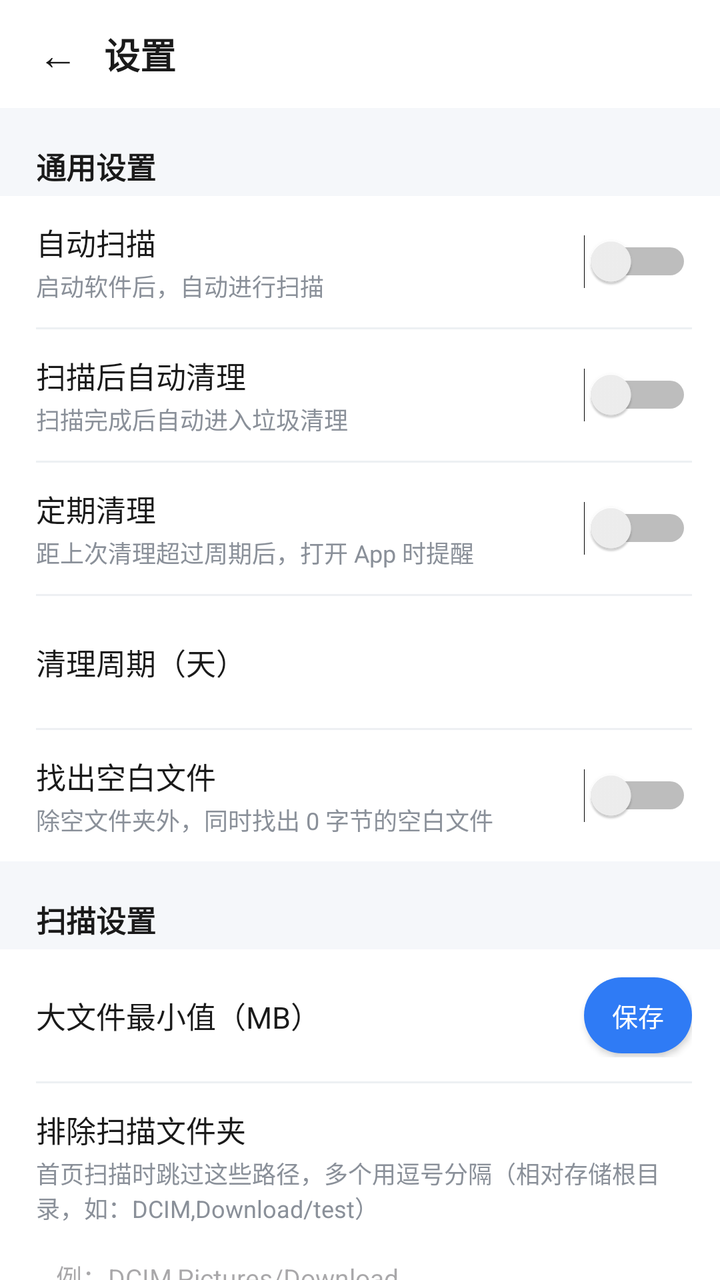
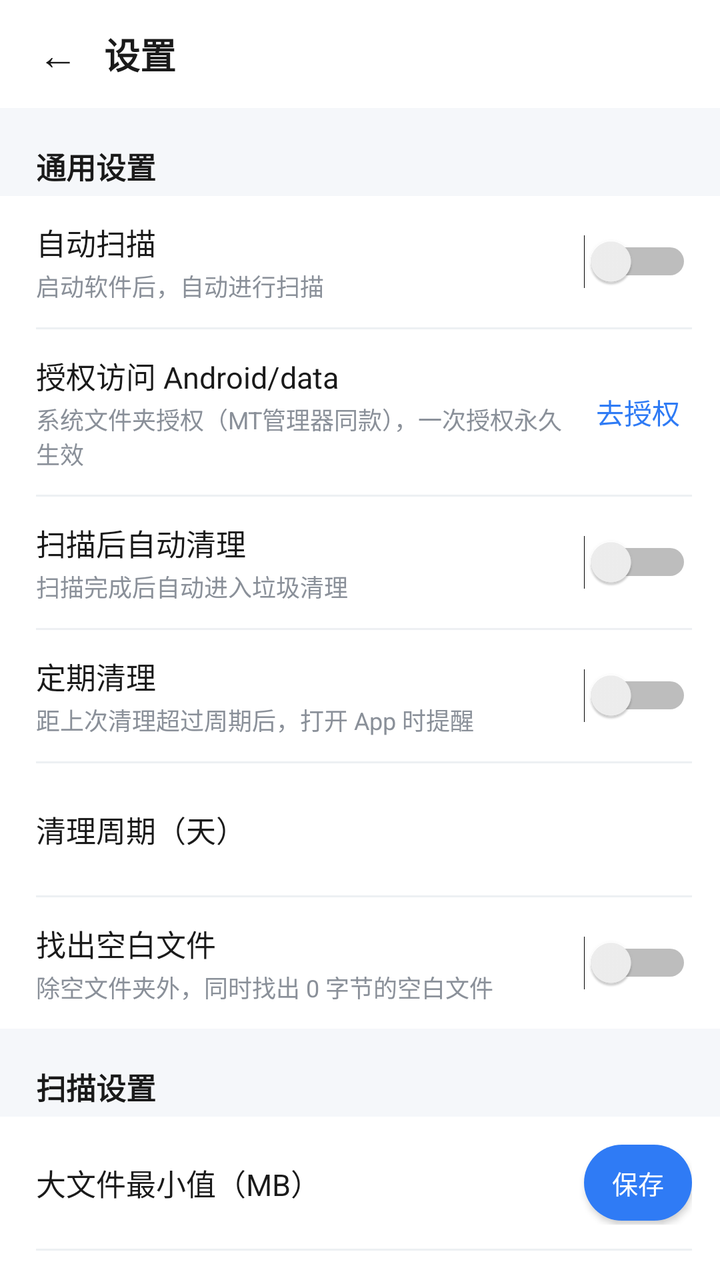

An Android layout rendered at two revisions. The XML below is the earlier revision; the diff shows what the commit changed to produce the second picture.
<!-- AndroidManifest.xml: application theme Theme.Clean -->
<!-- res/layout/activity_settings.xml -->
<?xml version="1.0" encoding="utf-8"?>
<LinearLayout xmlns:android="http://schemas.android.com/apk/res/android"
    android:layout_width="match_parent"
    android:layout_height="match_parent"
    android:orientation="vertical"
    android:fitsSystemWindows="true"
    android:background="@color/bg">

    
    <LinearLayout
        android:layout_width="match_parent"
        android:layout_height="54dp"
        android:orientation="horizontal"
        android:gravity="center_vertical"
        android:background="@color/card"
        android:paddingStart="6dp"
        android:paddingEnd="12dp">

        <TextView
            android:id="@+id/btnBack"
            android:layout_width="46dp"
            android:layout_height="46dp"
            android:gravity="center"
            android:text="←"
            android:textSize="20sp"
            android:textColor="@color/text_main" />

        <TextView
            android:layout_width="wrap_content"
            android:layout_height="wrap_content"
            android:text="设置"
            style="@style/TextTitle" />
    </LinearLayout>

    <ScrollView
        android:layout_width="match_parent"
        android:layout_height="match_parent"
        android:scrollbars="none">

        <LinearLayout
            android:layout_width="match_parent"
            android:layout_height="wrap_content"
            android:orientation="vertical"
            android:paddingBottom="32dp">

            
            <TextView
                android:layout_width="wrap_content"
                android:layout_height="wrap_content"
                android:layout_marginStart="18dp"
                android:layout_marginTop="18dp"
                android:layout_marginBottom="4dp"
                android:text="通用设置"
                style="@style/TextSection" />

            <LinearLayout
                android:layout_width="match_parent"
                android:layout_height="wrap_content"
                android:orientation="vertical"
                android:background="@color/card"
                android:paddingStart="18dp"
                android:paddingEnd="14dp">

                <LinearLayout
                    android:layout_width="match_parent"
                    android:layout_height="wrap_content"
                    android:orientation="horizontal"
                    android:gravity="center_vertical"
                    android:paddingTop="12dp"
                    android:paddingBottom="12dp">

                    <LinearLayout
                        android:layout_width="0dp"
                        android:layout_height="wrap_content"
                        android:layout_weight="1"
                        android:orientation="vertical">

                        <TextView
                            android:layout_width="wrap_content"
                            android:layout_height="wrap_content"
                            android:text="自动扫描"
                            android:textSize="15sp"
                            android:textColor="@color/text_main" />

                        <TextView
                            android:layout_width="wrap_content"
                            android:layout_height="wrap_content"
                            android:layout_marginTop="2dp"
                            android:text="启动软件后，自动进行扫描"
                            android:textSize="12sp"
                            android:textColor="@color/text_secondary" />
                    </LinearLayout>

                    <Switch
                        android:id="@+id/swAutoScan"
                        android:layout_width="wrap_content"
                        android:layout_height="wrap_content" />
                </LinearLayout>

                <View
                    android:layout_width="match_parent"
                    android:layout_height="1dp"
                    android:background="@color/divider" />

                <LinearLayout
                    android:layout_width="match_parent"
                    android:layout_height="wrap_content"
                    android:orientation="horizontal"
                    android:gravity="center_vertical"
                    android:paddingTop="12dp"
                    android:paddingBottom="12dp">

                    <LinearLayout
                        android:layout_width="0dp"
                        android:layout_height="wrap_content"
                        android:layout_weight="1"
                        android:orientation="vertical">

                        <TextView
                            android:layout_width="wrap_content"
                            android:layout_height="wrap_content"
                            android:text="扫描后自动清理"
                            android:textSize="15sp"
                            android:textColor="@color/text_main" />

                        <TextView
                            android:layout_width="wrap_content"
                            android:layout_height="wrap_content"
                            android:layout_marginTop="2dp"
                            android:text="扫描完成后自动进入垃圾清理"
                            android:textSize="12sp"
                            android:textColor="@color/text_secondary" />
                    </LinearLayout>

                    <Switch
                        android:id="@+id/swAutoClean"
                        android:layout_width="wrap_content"
                        android:layout_height="wrap_content" />
                </LinearLayout>

                <View
                    android:layout_width="match_parent"
                    android:layout_height="1dp"
                    android:background="@color/divider" />

                <LinearLayout
                    android:layout_width="match_parent"
                    android:layout_height="wrap_content"
                    android:orientation="horizontal"
                    android:gravity="center_vertical"
                    android:paddingTop="12dp"
                    android:paddingBottom="12dp">

                    <LinearLayout
                        android:layout_width="0dp"
                        android:layout_height="wrap_content"
                        android:layout_weight="1"
                        android:orientation="vertical">

                        <TextView
                            android:layout_width="wrap_content"
                            android:layout_height="wrap_content"
                            android:text="定期清理"
                            android:textSize="15sp"
                            android:textColor="@color/text_main" />

                        <TextView
                            android:layout_width="wrap_content"
                            android:layout_height="wrap_content"
                            android:layout_marginTop="2dp"
                            android:text="距上次清理超过周期后，打开 App 时提醒"
                            android:textSize="12sp"
                            android:textColor="@color/text_secondary" />
                    </LinearLayout>

                    <Switch
                        android:id="@+id/swPeriodic"
                        android:layout_width="wrap_content"
                        android:layout_height="wrap_content" />
                </LinearLayout>

                <View
                    android:layout_width="match_parent"
                    android:layout_height="1dp"
                    android:background="@color/divider" />

                <LinearLayout
                    android:layout_width="match_parent"
                    android:layout_height="wrap_content"
                    android:orientation="horizontal"
                    android:gravity="center_vertical"
                    android:paddingTop="12dp"
                    android:paddingBottom="12dp">

                    <TextView
                        android:layout_width="0dp"
                        android:layout_height="wrap_content"
                        android:layout_weight="1"
                        android:text="清理周期（天）"
                        android:textSize="15sp"
                        android:textColor="@color/text_main" />

                    <EditText
                        android:id="@+id/etPeriodicDays"
                        android:layout_width="88dp"
                        android:layout_height="42dp"
                        android:inputType="number"
                        android:gravity="center"
                        android:background="@drawable/bg_edit"
                        android:textSize="15sp"
                        android:textColor="@color/text_main" />
                </LinearLayout>

                <View
                    android:layout_width="match_parent"
                    android:layout_height="1dp"
                    android:background="@color/divider" />

                <LinearLayout
                    android:layout_width="match_parent"
                    android:layout_height="wrap_content"
                    android:orientation="horizontal"
                    android:gravity="center_vertical"
                    android:paddingTop="12dp"
                    android:paddingBottom="12dp">

                    <LinearLayout
                        android:layout_width="0dp"
                        android:layout_height="wrap_content"
                        android:layout_weight="1"
                        android:orientation="vertical">

                        <TextView
                            android:layout_width="wrap_content"
                            android:layout_height="wrap_content"
                            android:text="找出空白文件"
                            android:textSize="15sp"
                            android:textColor="@color/text_main" />

                        <TextView
                            android:layout_width="wrap_content"
                            android:layout_height="wrap_content"
                            android:layout_marginTop="2dp"
                            android:text="除空文件夹外，同时找出 0 字节的空白文件"
                            android:textSize="12sp"
                            android:textColor="@color/text_secondary" />
                    </LinearLayout>

                    <Switch
                        android:id="@+id/swEmptyFiles"
                        android:layout_width="wrap_content"
                        android:layout_height="wrap_content" />
                </LinearLayout>
            </LinearLayout>

            
            <TextView
                android:layout_width="wrap_content"
                android:layout_height="wrap_content"
                android:layout_marginStart="18dp"
                android:layout_marginTop="18dp"
                android:layout_marginBottom="4dp"
                android:text="扫描设置"
                style="@style/TextSection" />

            <LinearLayout
                android:layout_width="match_parent"
                android:layout_height="wrap_content"
                android:orientation="vertical"
                android:background="@color/card"
                android:paddingStart="18dp"
                android:paddingEnd="14dp">

                <LinearLayout
                    android:layout_width="match_parent"
                    android:layout_height="wrap_content"
                    android:orientation="horizontal"
                    android:gravity="center_vertical"
                    android:paddingTop="12dp"
                    android:paddingBottom="12dp">

                    <TextView
                        android:layout_width="0dp"
                        android:layout_height="wrap_content"
                        android:layout_weight="1"
                        android:text="大文件最小值（MB）"
                        android:textSize="15sp"
                        android:textColor="@color/text_main" />

                    <EditText
                        android:id="@+id/etLargeMin"
                        android:layout_width="88dp"
                        android:layout_height="42dp"
                        android:inputType="number"
                        android:gravity="center"
                        android:background="@drawable/bg_edit"
                        android:textSize="15sp"
                        android:textColor="@color/text_main" />

                    <Button
                        android:id="@+id/btnSaveLarge"
                        android:layout_width="wrap_content"
                        android:layout_height="38dp"
                        android:layout_marginStart="10dp"
                        android:background="@drawable/bg_primary_btn"
                        android:text="保存"
                        android:textSize="13sp"
                        android:textColor="@color/white"
                        android:minWidth="0dp"
                        android:paddingStart="14dp"
                        android:paddingEnd="14dp" />
                </LinearLayout>

                <View
                    android:layout_width="match_parent"
                    android:layout_height="1dp"
                    android:background="@color/divider" />

                <LinearLayout
                    android:layout_width="match_parent"
                    android:layout_height="wrap_content"
                    android:orientation="vertical"
                    android:paddingTop="12dp"
                    android:paddingBottom="6dp">

                    <TextView
                        android:layout_width="wrap_content"
                        android:layout_height="wrap_content"
                        android:text="排除扫描文件夹"
                        android:textSize="15sp"
                        android:textColor="@color/text_main" />

                    <TextView
                        android:layout_width="wrap_content"
                        android:layout_height="wrap_content"
                        android:layout_marginTop="2dp"
                        android:text="首页扫描时跳过这些路径，多个用逗号分隔（相对存储根目录，如：DCIM,Download/test）"
                        android:textSize="12sp"
                        android:textColor="@color/text_secondary" />

                    <EditText
                        android:id="@+id/etExclude"
                        android:layout_width="match_parent"
                        android:layout_height="wrap_content"
                        android:layout_marginTop="6dp"
                        android:layout_marginBottom="10dp"
                        android:minHeight="40dp"
                        android:inputType="text"
                        android:background="@drawable/bg_edit"
                        android:padding="10dp"
                        android:textSize="13sp"
                        android:textColor="@color/text_main"
                        android:hint="例：DCIM,Pictures/Download" />
                </LinearLayout>
            </LinearLayout>

            
            <TextView
                android:layout_width="wrap_content"
                android:layout_height="wrap_content"
                android:layout_marginStart="18dp"
                android:layout_marginTop="18dp"
                android:layout_marginBottom="4dp"
                android:text="显示设置"
                style="@style/TextSection" />

            <LinearLayout
                android:layout_width="match_parent"
                android:layout_height="wrap_content"
                android:orientation="vertical"
                android:background="@color/card"
                android:paddingStart="18dp"
                android:paddingEnd="14dp">

                <LinearLayout
                    android:layout_width="match_parent"
                    android:layout_height="wrap_content"
                    android:orientation="horizontal"
                    android:gravity="center_vertical"
                    android:paddingTop="12dp"
                    android:paddingBottom="12dp">

                    <TextView
                        android:layout_width="0dp"
                        android:layout_height="wrap_content"
                        android:layout_weight="1"
                        android:text="深色模式-跟随系统"
                        android:textSize="15sp"
                        android:textColor="@color/text_main" />

                    <Switch
                        android:id="@+id/swDarkFollow"
                        android:layout_width="wrap_content"
                        android:layout_height="wrap_content" />
                </LinearLayout>

                <View
                    android:layout_width="match_parent"
                    android:layout_height="1dp"
                    android:background="@color/divider" />

                <LinearLayout
                    android:layout_width="match_parent"
                    android:layout_height="wrap_content"
                    android:orientation="horizontal"
                    android:gravity="center_vertical"
                    android:paddingTop="12dp"
                    android:paddingBottom="12dp">

                    <LinearLayout
                        android:layout_width="0dp"
                        android:layout_height="wrap_content"
                        android:layout_weight="1"
                        android:orientation="vertical">

                        <TextView
                            android:layout_width="wrap_content"
                            android:layout_height="wrap_content"
                            android:text="屏幕常亮显示"
                            android:textSize="15sp"
                            android:textColor="@color/text_main" />

                        <TextView
                            android:layout_width="wrap_content"
                            android:layout_height="wrap_content"
                            android:layout_marginTop="2dp"
                            android:text="扫描/清理时保持屏幕常亮，避免熄屏变慢"
                            android:textSize="12sp"
                            android:textColor="@color/text_secondary" />
                    </LinearLayout>

                    <Switch
                        android:id="@+id/swKeepScreen"
                        android:layout_width="wrap_content"
                        android:layout_height="wrap_content" />
                </LinearLayout>

                <View
                    android:layout_width="match_parent"
                    android:layout_height="1dp"
                    android:background="@color/divider" />

                <LinearLayout
                    android:layout_width="match_parent"
                    android:layout_height="wrap_content"
                    android:orientation="horizontal"
                    android:gravity="center_vertical"
                    android:paddingTop="12dp"
                    android:paddingBottom="12dp">

                    <TextView
                        android:layout_width="0dp"
                        android:layout_height="wrap_content"
                        android:layout_weight="1"
                        android:text="首页显示累计清理记录"
                        android:textSize="15sp"
                        android:textColor="@color/text_main" />

                    <Switch
                        android:id="@+id/swShowCleaned"
                        android:layout_width="wrap_content"
                        android:layout_height="wrap_content" />
                </LinearLayout>
            </LinearLayout>

            
            <TextView
                android:layout_width="wrap_content"
                android:layout_height="wrap_content"
                android:layout_marginStart="18dp"
                android:layout_marginTop="18dp"
                android:layout_marginBottom="4dp"
                android:text="关于"
                style="@style/TextSection" />

            <LinearLayout
                android:layout_width="match_parent"
                android:layout_height="wrap_content"
                android:orientation="vertical"
                android:background="@color/card"
                android:paddingStart="18dp"
                android:paddingEnd="14dp">

                <LinearLayout
                    android:layout_width="match_parent"
                    android:layout_height="wrap_content"
                    android:orientation="horizontal"
                    android:gravity="center_vertical"
                    android:paddingTop="12dp"
                    android:paddingBottom="12dp">

                    <TextView
                        android:layout_width="0dp"
                        android:layout_height="wrap_content"
                        android:layout_weight="1"
                        android:text="版本"
                        android:textSize="15sp"
                        android:textColor="@color/text_main" />

                    <TextView
                        android:id="@+id/tvVersion"
                        android:layout_width="wrap_content"
                        android:layout_height="wrap_content"
                        android:text="1.3.0"
                        android:textSize="14sp"
                        android:textColor="@color/text_secondary" />
                </LinearLayout>
            </LinearLayout>
        </LinearLayout>
    </ScrollView>
</LinearLayout>
<!-- resources referenced by this layout -->
<resources>
  <color name="bg">#F5F7FA</color>
  <color name="card">#FFFFFF</color>
  <color name="divider">#EDF0F3</color>
  <color name="text_main">#1A1A1A</color>
  <color name="text_secondary">#8A9099</color>
  <color name="white">#FFFFFF</color>
  <!-- drawable bg_edit (drawable) -->
  <?xml version="1.0" encoding="utf-8"?>
  <shape xmlns:android="http://schemas.android.com/apk/res/android" android:shape="rectangle">
      <solid android:color="@color/card" />
      <corners android:radius="8dp" />
  </shape>
  <!-- drawable bg_primary_btn (drawable) -->
  <?xml version="1.0" encoding="utf-8"?>
  <shape xmlns:android="http://schemas.android.com/apk/res/android" android:shape="rectangle">
      <solid android:color="@color/primary" />
      <corners android:radius="22dp" />
  </shape>
  <style name="TextSection" parent="">
          <item name="android:textSize">15sp</item>
          <item name="android:textColor">@color/text_main</item>
          <item name="android:textStyle">bold</item>
      </style>
  <style name="TextTitle" parent="">
          <item name="android:textSize">18sp</item>
          <item name="android:textColor">@color/text_main</item>
          <item name="android:textStyle">bold</item>
      </style>
  <style name="Theme.Clean" parent="Theme.Material3.Light.NoActionBar">
          <item name="colorPrimary">@color/primary</item>
          <item name="colorOnPrimary">@color/white</item>
          <item name="colorPrimaryContainer">@color/primary_light</item>
          <item name="colorOnPrimaryContainer">@color/primary_dark</item>
          <item name="colorSecondary">@color/accent</item>
          <item name="android:colorBackground">@color/bg</item>
          <item name="colorSurface">@color/card</item>
          <item name="android:statusBarColor">@android:color/transparent</item>
          <item name="android:windowLightStatusBar">false</item>
          <item name="android:navigationBarColor">@color/bg</item>
      </style>
  <color name="primary">#2F7BF5</color>
  <color name="primary_light">#E8F1FE</color>
  <color name="primary_dark">#1E5FEF</color>
  <color name="accent">#35A0FF</color>
</resources>

<!-- the commit's change to res/layout/activity_settings.xml (unified diff, before → after) -->
@@ -119,6 +119,51 @@
                         <TextView
                             android:layout_width="wrap_content"
                             android:layout_height="wrap_content"
+                            android:text="授权访问 Android/data"
+                            android:textSize="15sp"
+                            android:textColor="@color/text_main" />
+
+                        <TextView
+                            android:layout_width="wrap_content"
+                            android:layout_height="wrap_content"
+                            android:layout_marginTop="2dp"
+                            android:text="系统文件夹授权（MT管理器同款），一次授权永久生效"
+                            android:textSize="12sp"
+                            android:textColor="@color/text_secondary" />
+                    </LinearLayout>
+
+                    <TextView
+                        android:id="@+id/btnSafAuthorize"
+                        android:layout_width="wrap_content"
+                        android:layout_height="wrap_content"
+                        android:padding="6dp"
+                        android:text="去授权"
+                        android:textSize="14sp"
+                        android:textColor="@color/primary" />
+                </LinearLayout>
+
+                <View
+                    android:layout_width="match_parent"
+                    android:layout_height="1dp"
+                    android:background="@color/divider" />
+
+                <LinearLayout
+                    android:layout_width="match_parent"
+                    android:layout_height="wrap_content"
+                    android:orientation="horizontal"
+                    android:gravity="center_vertical"
+                    android:paddingTop="12dp"
+                    android:paddingBottom="12dp">
+
+                    <LinearLayout
+                        android:layout_width="0dp"
+                        android:layout_height="wrap_content"
+                        android:layout_weight="1"
+                        android:orientation="vertical">
+
+                        <TextView
+                            android:layout_width="wrap_content"
+                            android:layout_height="wrap_content"
                             android:text="扫描后自动清理"
                             android:textSize="15sp"
                             android:textColor="@color/text_main" />
<!-- resource entries referenced after the edit -->
@@ -3,6 +3,7 @@
   <color name="bg">#F5F7FA</color>
   <color name="card">#FFFFFF</color>
   <color name="divider">#EDF0F3</color>
+  <color name="primary">#2F7BF5</color>
   <color name="text_main">#1A1A1A</color>
   <color name="text_secondary">#8A9099</color>
   <color name="white">#FFFFFF</color>
@@ -40,7 +41,6 @@
           <item name="android:windowLightStatusBar">false</item>
           <item name="android:navigationBarColor">@color/bg</item>
       </style>
-  <color name="primary">#2F7BF5</color>
   <color name="primary_light">#E8F1FE</color>
   <color name="primary_dark">#1E5FEF</color>
   <color name="accent">#35A0FF</color>
